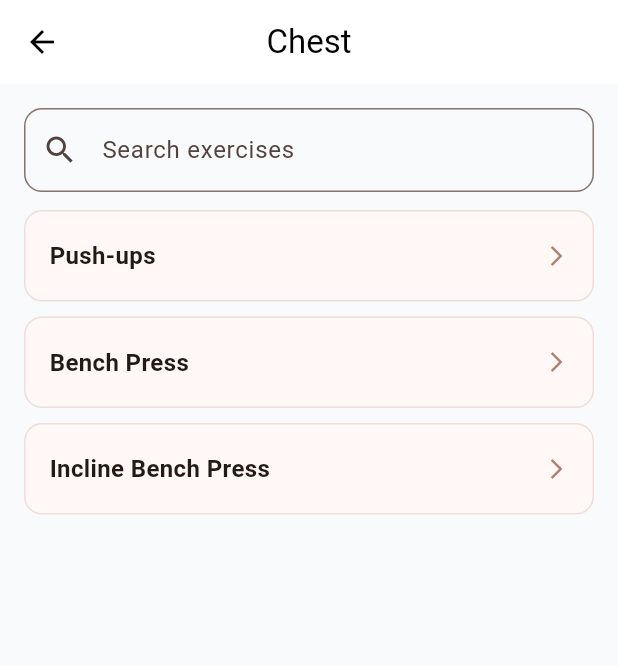
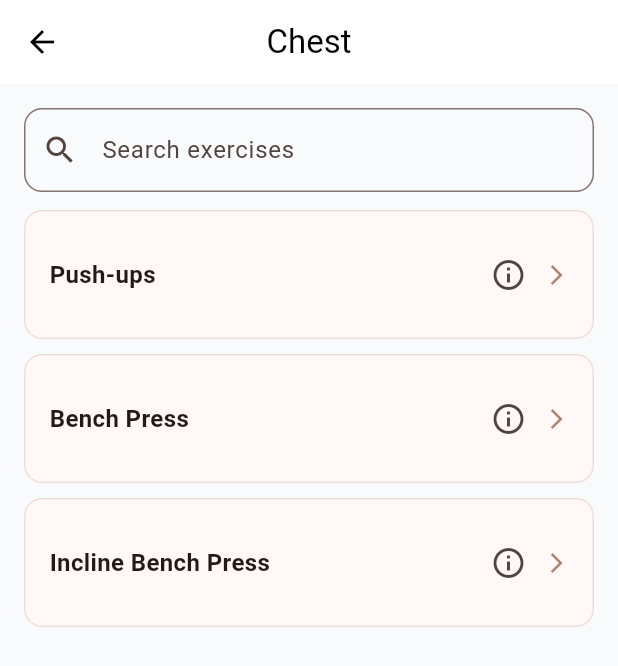
Before and after one commit to AVeske/ai-coach, a Flutter app: the screen it shows after launch, after a tap on "Chest", on a phone screen of 412 x 824 dp. Shown: the top 666 px of the screen. Run offline on Flutter 3.47's test engine with Material 3 defaults, Android fonts, the phone set to English and light mode, and no system bars; our stand-ins replace image_picker, permission_handler, video_player.

Commit message:
Added info button

```diff
--- a/frontend/lib/models/exercise.dart
+++ b/frontend/lib/models/exercise.dart
@@ -4,61 +4,91 @@ class Exercise {
   final String id;
   final ExerciseGroup group;
   final String name;
-  const Exercise({required this.id, required this.group, required this.name});
+  final String tip;
+  const Exercise({
+    required this.id,
+    required this.group,
+    required this.name,
+    this.tip = "",
+  });
 }
 
 // Seed data. You can append freely; UI is dynamic.
 const exercises = <Exercise>[
-  // Chest
-  Exercise(id: 'pushup', group: ExerciseGroup.chest, name: 'Push-ups'),
-  Exercise(id: 'bench_press', group: ExerciseGroup.chest, name: 'Bench Press'),
+  Exercise(
+    id: 'pushup',
+    group: ExerciseGroup.chest,
+    name: 'Push-ups',
+    tip: 'Side view at chest height.',
+  ),
+  Exercise(
+    id: 'bench_press',
+    group: ExerciseGroup.chest,
+    name: 'Bench Press',
+    tip: 'Side view from bench height.',
+  ),
   Exercise(
     id: 'incline_bench',
     group: ExerciseGroup.chest,
     name: 'Incline Bench Press',
+    tip: 'Side view from bench height.',
   ),
 
-  // Back
-  Exercise(id: 'pull_ups', group: ExerciseGroup.back, name: 'Pull-ups'),
+  Exercise(
+    id: 'pull_ups',
+    group: ExerciseGroup.back,
+    name: 'Pull-ups',
+    tip: 'Side view near the bar.',
+  ),
   Exercise(
     id: 'bent_over_rows',
     group: ExerciseGroup.back,
     name: 'Bent-over Rows',
+    tip: 'Side view at torso height.',
   ),
   Exercise(
     id: 'lat_pulldown',
     group: ExerciseGroup.back,
     name: 'Lat Pulldowns',
+    tip: '45° front-side or side.',
   ),
 
-  // Arms
   Exercise(
     id: 'standing_curl',
     group: ExerciseGroup.arms,
     name: 'Standing Bicep Curls',
+    tip: 'Side view on working arm.',
   ),
   Exercise(
     id: 'tricep_extensions',
     group: ExerciseGroup.arms,
     name: 'Tricep Extensions',
+    tip: 'Side view, elbow clearly visible.',
   ),
   Exercise(
     id: 'preacher_curls',
     group: ExerciseGroup.arms,
     name: 'Preacher Curls',
+    tip: 'Side view on working arm.',
   ),
 
-  // Legs
-  Exercise(id: 'squats', group: ExerciseGroup.legs, name: 'Squats'),
+  Exercise(
+    id: 'squats',
+    group: ExerciseGroup.legs,
+    name: 'Squats',
+    tip: 'Side view at hip height.',
+  ),
   Exercise(
     id: 'leg_extensions',
     group: ExerciseGroup.legs,
     name: 'Leg Extensions',
+    tip: 'Side view on the moving leg.',
   ),
   Exercise(
     id: 'hamstring_curls',
     group: ExerciseGroup.legs,
     name: 'Hamstring Curls',
+    tip: 'Side view on the moving leg.',
   ),
 ];
 
--- a/frontend/lib/widgets/exercise_tile.dart
+++ b/frontend/lib/widgets/exercise_tile.dart
@@ -3,7 +3,16 @@ import 'package:flutter/material.dart';
 class ExerciseTile extends StatelessWidget {
   final String title;
   final VoidCallback onTap;
-  const ExerciseTile({super.key, required this.title, required this.onTap});
+  final VoidCallback? onInfo; // NEW
+  final String infoTooltip; // NEW
+
+  const ExerciseTile({
+    super.key,
+    required this.title,
+    required this.onTap,
+    this.onInfo,
+    this.infoTooltip = 'Filming tip',
+  });
 
   @override
   Widget build(BuildContext context) {
@@ -30,6 +39,12 @@ class ExerciseTile extends StatelessWidget {
                   ),
                 ),
               ),
+              if (onInfo != null)
+                IconButton(
+                  tooltip: infoTooltip,
+                  icon: const Icon(Icons.info_outline),
+                  onPressed: onInfo,
+                ),
               Icon(
                 Icons.arrow_forward_ios,
                 size: 16,
```
Also changed, not shown: frontend/lib/pages/exercise_list_page.dart (+27 -6 lines), 2 other files.
